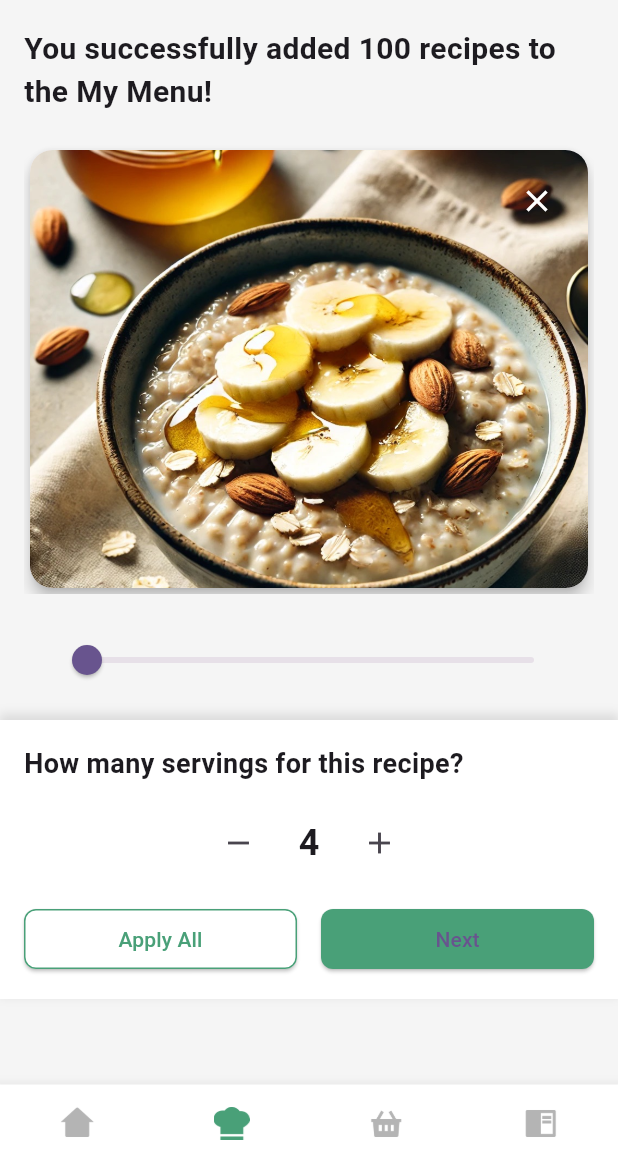
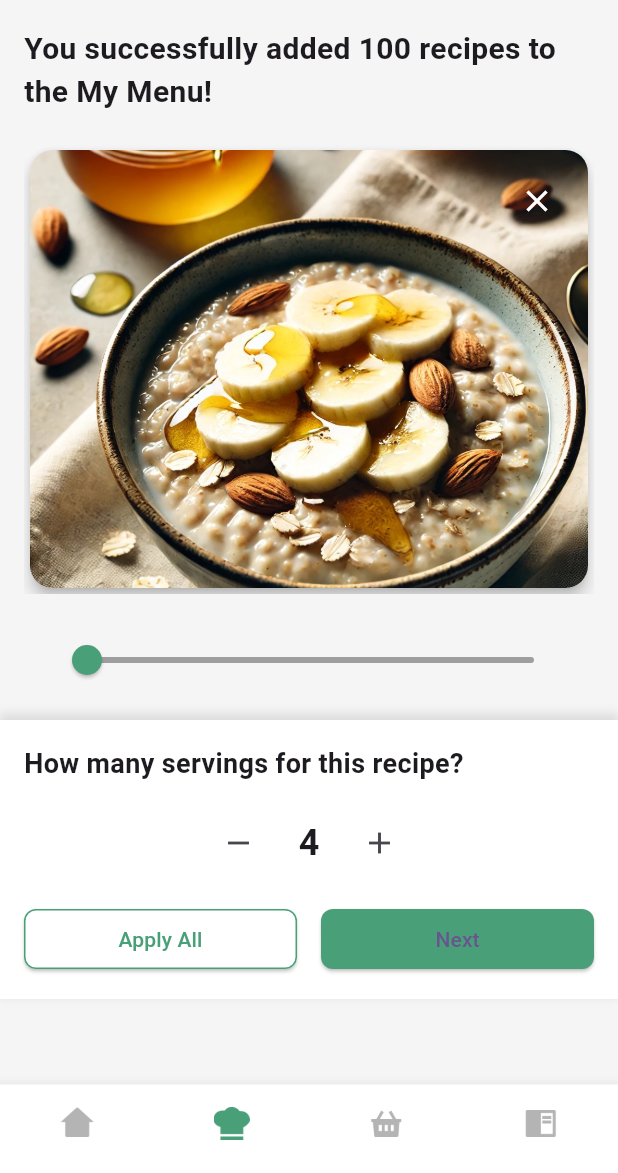
Before and after one commit to aadityayadav17/binarybandits, a Flutter app: the RecipeOverviewScreen screen opened directly, on a phone screen of 412 x 824 dp, the part 63-1236 px from its top. Run offline on Flutter 3.47's test engine with Material 3 defaults, Android fonts, the phone set to English and light mode, and no system bars; our stand-ins replace country_code_picker, dropdown_button2, firebase_core, google_fonts; accounts and stored records are empty.

Commit message:
Recipe Overview (9/n) - Slider Colour

```diff
--- a/lib/screens/recipe_overview_screen.dart
+++ b/lib/screens/recipe_overview_screen.dart
@@ -139,6 +139,10 @@ class _RecipeOverviewScreenState extends State<RecipeOverviewScreen> {
                             divisions: _recipes.length - 1,
                             label:
                                 'Recipe ${_currentRecipeIndex + 1} of ${_recipes.length}',
+                            activeColor: const Color.fromRGBO(73, 160, 120,
+                                1), // Changed the active color of the slider
+                            inactiveColor: Colors
+                                .grey, // Optionally, set the inactive color to grey
                             onChanged: (value) {
                               setState(() {
                                 _currentRecipeIndex = value.toInt();
```
